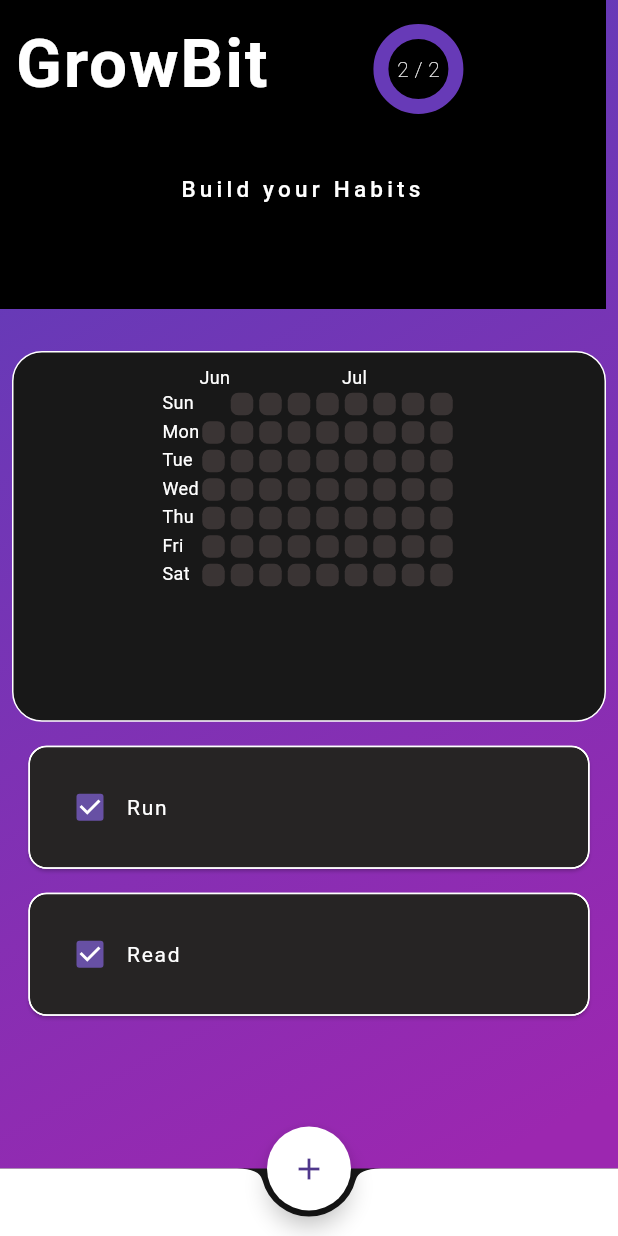
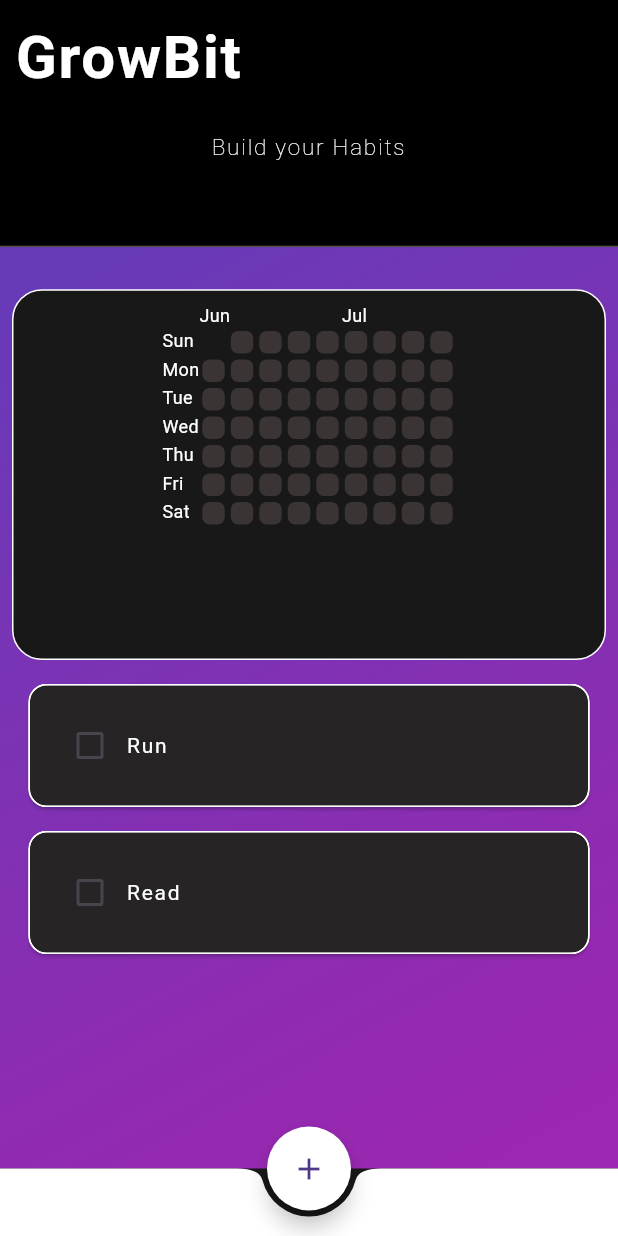
Before and after one commit to TsalemisIasonas/GrowBit, a Flutter app: the screen it shows after launch, on a phone screen of 412 x 824 dp. Run offline on Flutter 3.47's test engine with Material 3 defaults, Android fonts, the phone set to English and light mode, and no system bars; drawn by our look-alikes of fl_chart, flutter_heatmap_calendar, flutter_slidable; our stand-ins replace hive_flutter; accounts and stored records are empty.

```diff
--- a/lib/pages/homepage.dart
+++ b/lib/pages/homepage.dart
@@ -3,7 +3,6 @@ import 'package:habit_tracker/components/habit_tile.dart';
 import 'package:habit_tracker/components/month_summary.dart';
 import 'package:habit_tracker/components/my_fab.dart';
 import 'package:habit_tracker/components/my_alert_box.dart';
-import 'package:habit_tracker/components/progress_graph.dart';
 import 'package:habit_tracker/data/habit_database.dart';
 import 'package:habit_tracker/constants/colors.dart';
 import 'package:hive_flutter/hive_flutter.dart';
@@ -16,27 +15,26 @@ class HomePage extends StatefulWidget {
 }
 
 class _HomePageState extends State<HomePage> {
-  HabitDatabase db = HabitDatabase();
+  final HabitDatabase db = HabitDatabase();
   final _myBox = Hive.box("Habit_Database");
 
   @override
   void initState() {
     if (_myBox.get("CURRENT_HABIT_LIST") == null) {
       db.createDefaultData();
+      db.updateDatabase();
     } else {
       db.loadData();
     }
-    db.updateDatabase();
     super.initState();
   }
 
   void checkBoxTapped(bool? value, int index) {
     setState(() {
-      db.todaysHabitList[index][1] =
-          value; // update the state of habitCompleted
+      db.todaysHabitList[index][1] = value;
     });
     db.updateDatabase();
-  } // checkbox was tapped
+  }
 
   final _newHabitNameController = TextEditingController();
   void createNewHabit() {
@@ -49,14 +47,14 @@ class _HomePageState extends State<HomePage> {
             onCancel: cancelDialogBox);
       },
     );
-  } // create a new habit
+  }
 
   void saveNewHabit() {
     setState(() {
       db.todaysHabitList.add([_newHabitNameController.text, false]);
     });
     _newHabitNameController.clear();
-    Navigator.of(context).pop(); // close the dialog
+    Navigator.of(context).pop();
     db.updateDatabase();
   }
 
@@ -66,6 +64,7 @@ class _HomePageState extends State<HomePage> {
   }
 
   openHabitSettings(int index) {
+    _newHabitNameController.text = db.todaysHabitList[index][0];
     showDialog(
         context: context,
         builder: (BuildContext context) {
@@ -81,7 +80,7 @@ class _HomePageState extends State<HomePage> {
     setState(() {
       db.todaysHabitList[index][0] = _newHabitNameController.text;
       _newHabitNameController.clear();
-      Navigator.of(context).pop(); // close the dialog
+      Navigator.of(context).pop();
     });
     db.updateDatabase();
   }
@@ -111,36 +110,28 @@ class _HomePageState extends State<HomePage> {
         ),
         child: Column(
           children: [
-              Padding(
-                padding: const EdgeInsets.only(right: 8.0),
-                child: Container(
-                  height: MediaQuery.of(context).size.height * 0.25,
+            Container(
+              height: MediaQuery.of(context).size.height * 0.2,
               width: double.infinity,
               padding: const EdgeInsets.all(10),
-                  decoration: BoxDecoration(
+              decoration: const BoxDecoration(
                 color: Colors.black,
-                  ),
+                  border: Border(
+                      bottom:
+                          BorderSide(color: Color.fromARGB(255, 86, 77, 77)))),
               child: Column(
                 crossAxisAlignment: CrossAxisAlignment.start,
-                    children: [
-                       Row(
                 children: [
                   const Text(
                     "GrowBit",
                     style: TextStyle(
-                                  fontSize: 45,
+                      fontSize: 40,
+                      color: Colors.white,
                       fontWeight: FontWeight.bold,
                       letterSpacing: 1.2,
-                                  color: Colors.white, // The fill color
                     ),
                   ),
-                              SizedBox(width: MediaQuery.of(context).size.width*0.2),
-                              ProgressGraph(db: db)
-                        ],
-                      ),
-
-                      SizedBox(
-                          height: MediaQuery.of(context).size.height * 0.05),
+                  SizedBox(height: MediaQuery.of(context).size.height * 0.025),
                   const Center(
                     child: Text(
                       "Build your Habits",
@@ -148,24 +139,19 @@ class _HomePageState extends State<HomePage> {
                       style: TextStyle(
                         fontSize: 15,
                         color: Colors.white,
-                            fontWeight: FontWeight.w500,
-                            letterSpacing: 2.8,
+                        fontWeight: FontWeight.w200,
+                        letterSpacing: 1.2,
                       ),
                     ),
                   ),
                 ],
               ),
             ),
-              ),
-
             const SizedBox(height: 20),
             MonthlySummary(
-                datasets: db.heatMapDataSet,
-                startdate: _myBox.get("START_DATE")),
+                datasets: db.heatMapDataSet, startdate: _myBox.get("START_DATE")),
             Expanded(
               child: ListView.builder(
-                  shrinkWrap: true,
-                  //physics: const NeverScrollableScrollPhysics(),
                   itemBuilder: (context, index) {
                     return HabitTile(
                       habitName: db.todaysHabitList[index][0],
@@ -186,7 +172,6 @@ class _HomePageState extends State<HomePage> {
             height: 45,
             shape: CircularNotchedRectangle(),
             color: Colors.white),
-
     );
   }
 }
```
Lines whose indentation alone changed are shown as unchanged.
